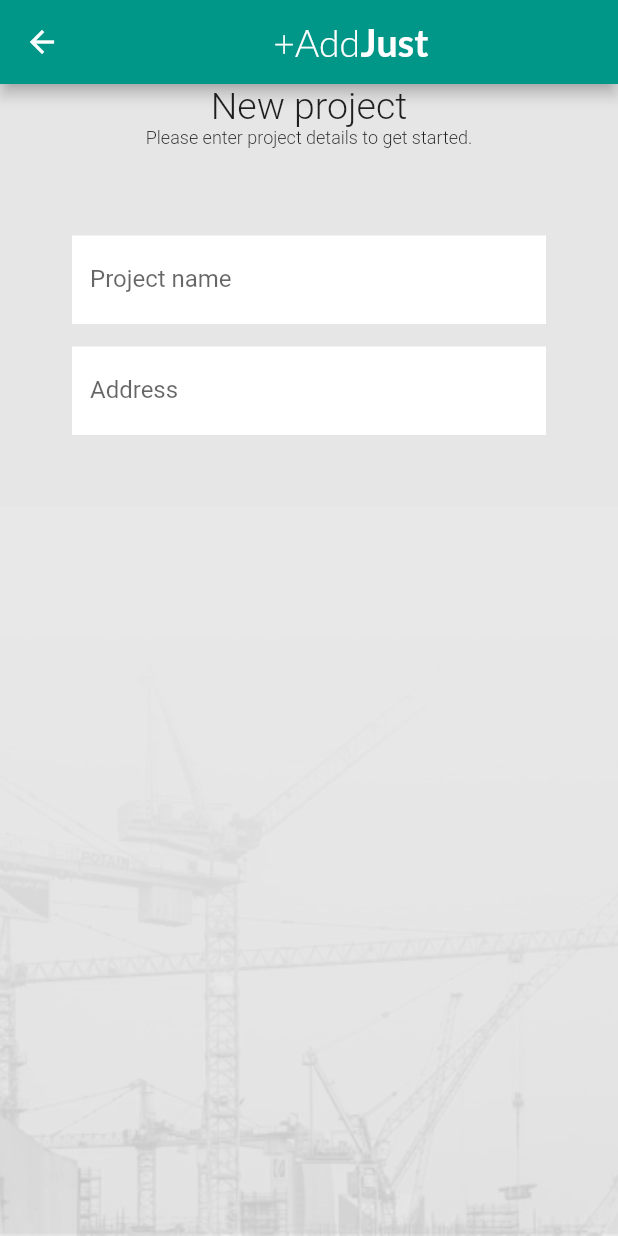
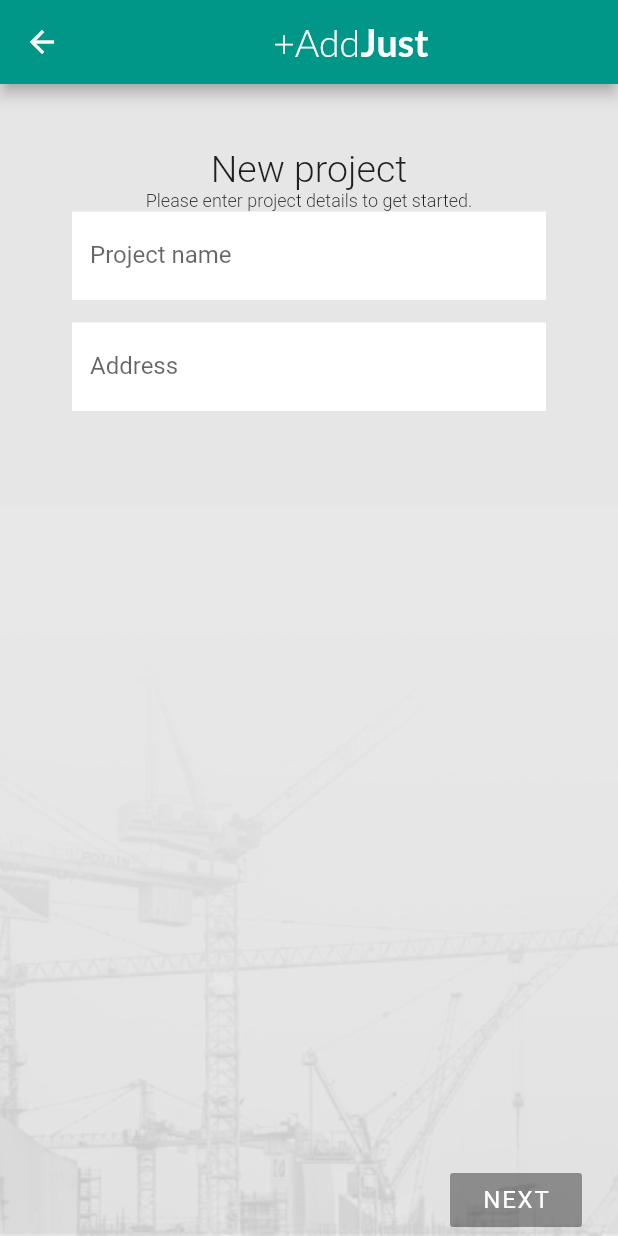
Before and after one commit to kleyos/flutter-project, a Flutter app: the NewProjectStart screen opened directly, on a phone screen of 412 x 824 dp. Run offline on Flutter 3.47's test engine with Material 2 defaults, Android fonts, the phone set to English and light mode, and no system bars; our stand-ins replace shared_preferences; accounts and stored records are empty.

Commit message:
New Project screen line up

```diff
--- a/lib/main.dart
+++ b/lib/main.dart
@@ -1,3 +1,4 @@
+import 'package:add_just/ui/projects/new-project-start.dart';
 import 'package:flutter/material.dart';
 import 'package:add_just/ui/login/code-sign-in.dart';
 
@@ -16,7 +17,7 @@ class AddJustApp extends StatelessWidget {
         scaffoldBackgroundColor: Color.fromRGBO(242, 242, 242, 1.0)
       ),
       routes: {
-        '/': (BuildContext context) => CodeSignIn()
+        '/': (BuildContext context) => NewProjectStart()
       }
     );
   }
--- a/lib/ui/projects/new-project-start.dart
+++ b/lib/ui/projects/new-project-start.dart
@@ -1,8 +1,8 @@
-import 'package:add_just/ui/shared/single-action-button.dart';
 import 'package:flutter/material.dart';
 import 'package:add_just/ui/themes.dart';
 import 'package:add_just/ui/shared/add-just-title.dart';
 import 'package:add_just/ui/shared/background-image.dart';
+import 'package:add_just/ui/shared/single-action-button.dart';
 
 class NewProjectStart extends StatelessWidget {
   final TextEditingController _nameController = new TextEditingController();
@@ -11,8 +11,11 @@ class NewProjectStart extends StatelessWidget {
   Widget _buildForm() {
     return new Form(
       child: new Column(
+        mainAxisAlignment: MainAxisAlignment.center,
         children: <Widget>[
-          new Container(
+          new Expanded(
+            flex: 1,
+            child: new Container(
               padding: const EdgeInsets.only(left: 24.0, right: 24.0),
               child: new Column(
                 children: <Widget>[
@@ -22,7 +25,6 @@ class NewProjectStart extends StatelessWidget {
                   new Text('Please enter project details to get started.',
                   style: Themes.pageHeaderHint
                 ),
-                const SizedBox(height: 58.0),
                   new TextFormField(
                   decoration: const InputDecoration(
                     border: InputBorder.none,
@@ -45,12 +47,17 @@ class NewProjectStart extends StatelessWidget {
                 ]
               )
             ),
-//          new Row(
-//            mainAxisAlignment: MainAxisAlignment.end,
-//            children: <Widget>[
-//              SingleActionButton(caption: 'NEXT', onPressed: null)
-//            ]
-//          )
+          ),
+          new Row(
+            mainAxisAlignment: MainAxisAlignment.end,
+            children: <Widget>[
+              new RaisedButton(
+                onPressed: null,
+                child: new Text('NEXT', style: Themes.buttonCaption),
+                color: Colors.teal
+              )
+            ]
+          )
         ]
       )
     );
@@ -68,7 +75,7 @@ class NewProjectStart extends StatelessWidget {
         children: <Widget>[
           new BackgroundImage(),
           new Container(
-            padding: const EdgeInsets.only(left: 24.0, right: 24.0),
+            padding: const EdgeInsets.only(top: 42.0, left: 24.0, right: 24.0),
             child: _buildForm()
           )
         ]
--- a/lib/ui/shared/single-action-button.dart
+++ b/lib/ui/shared/single-action-button.dart
@@ -12,6 +12,6 @@ class SingleActionButton extends SizedBox {
     color: Colors.teal
   ));
 
-  final Function onPressed;
+  final VoidCallback onPressed;
   final String caption;
 }
```
Also changed, not shown: pubspec.lock. Lines whose indentation alone changed are shown as unchanged.
